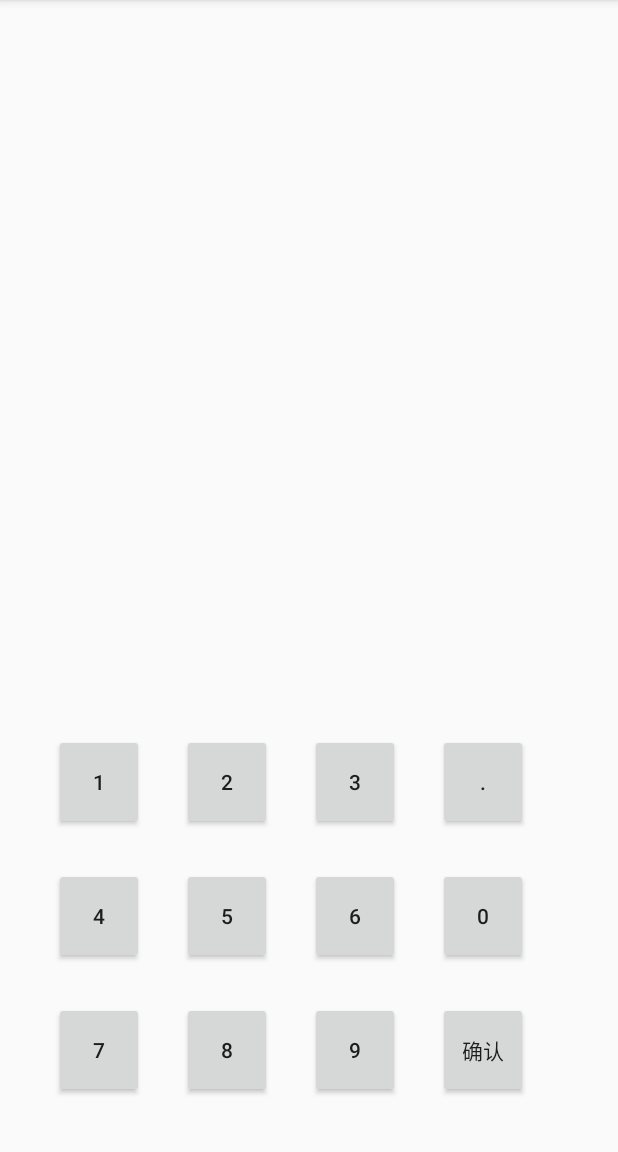
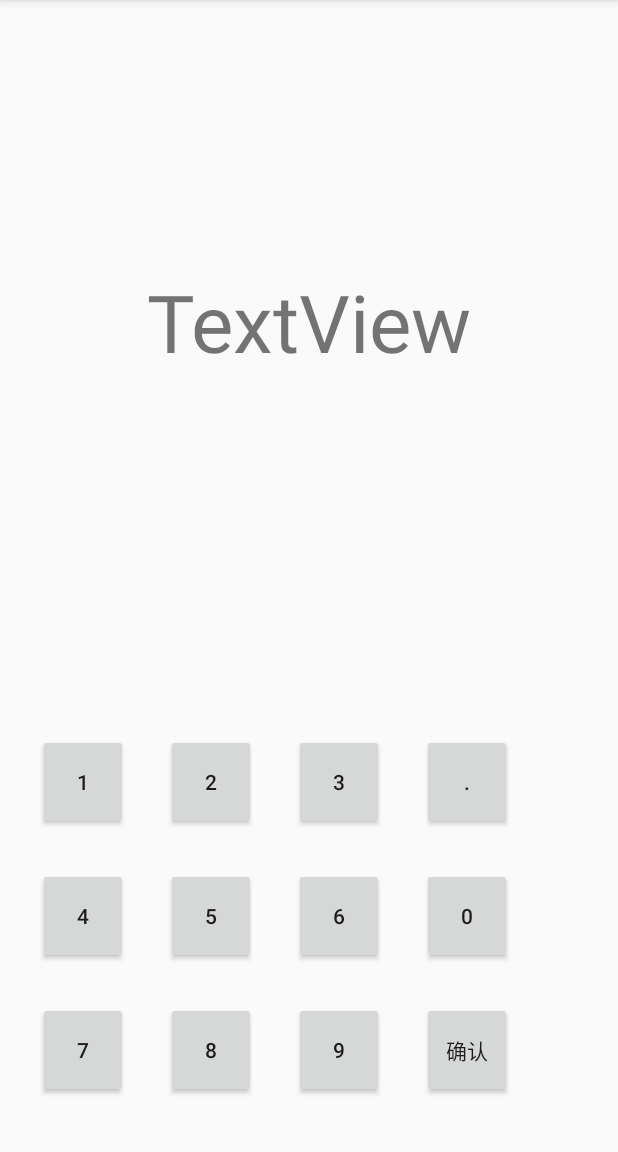
Before and after one commit to txcjhaz/ClearAccounts, an Android app: the screen it shows after launch (MainActivity), on a phone screen of 412 x 824 dp, the part 84-1236 px from its top. Run offline under Robolectric (Android 15) with nearby library versions, the phone set to English and light mode, and no system bars; 2 statements that could not run were skipped.

Commit message:
调整布局

```diff
--- a/app/src/main/java/com/nju2017/cjh/clearaccounts/MainActivity.java
+++ b/app/src/main/java/com/nju2017/cjh/clearaccounts/MainActivity.java
@@ -17,9 +17,13 @@ public class MainActivity extends AppCompatActivity {
         setContentView(R.layout.activity_main);
 
         // Example of a call to a native method
-        TextView tv = (TextView) findViewById(R.id.sample_text);
+        TextView tv = (TextView) findViewById(R.id.textView);
         tv.setText(stringFromJNI());
     }
+
+    /*protected void onResume(){
+        super.onResume();
+    }*/
 
     /**
      * A native method that is implemented by the 'native-lib' native library,
--- /dev/null
+++ b/app/src/main/java/com/nju2017/cjh/clearaccounts/Number.java
@@ -0,0 +1,4 @@
+package com.nju2017.cjh.clearaccounts;
+
+public class Number {
+}
--- a/app/src/main/res/layout/activity_main.xml
+++ b/app/src/main/res/layout/activity_main.xml
@@ -11,7 +11,7 @@
         android:layout_width="60dp"
         android:layout_height="64dp"
         android:layout_marginBottom="25dp"
-        android:layout_marginStart="36dp"
+        android:layout_marginStart="25dp"
         android:text="1"
         app:layout_constraintBottom_toTopOf="@+id/button4"
         app:layout_constraintStart_toStartOf="parent" />
@@ -41,7 +41,7 @@
         android:layout_width="60dp"
         android:layout_height="64dp"
         android:layout_marginBottom="25dp"
-        android:layout_marginStart="36dp"
+        android:layout_marginStart="25dp"
         android:text="4"
         app:layout_constraintBottom_toTopOf="@+id/button7"
         app:layout_constraintStart_toStartOf="parent" />
@@ -71,7 +71,7 @@
         android:layout_width="60dp"
         android:layout_height="64dp"
         android:layout_marginBottom="36dp"
-        android:layout_marginStart="36dp"
+        android:layout_marginStart="25dp"
         android:text="7"
         app:layout_constraintBottom_toBottomOf="parent"
         app:layout_constraintStart_toStartOf="parent"
@@ -102,6 +102,7 @@
         android:layout_width="60dp"
         android:layout_height="64dp"
         android:layout_marginBottom="25dp"
+        android:layout_marginEnd="25dp"
         android:layout_marginStart="25dp"
         android:text="."
         app:layout_constraintBottom_toTopOf="@+id/button0"
@@ -112,6 +113,7 @@
         android:layout_width="60dp"
         android:layout_height="64dp"
         android:layout_marginBottom="25dp"
+        android:layout_marginEnd="36dp"
         android:layout_marginStart="25dp"
         android:text="0"
         app:layout_constraintBottom_toTopOf="@+id/button_sure"
@@ -122,8 +124,24 @@
         android:layout_width="60dp"
         android:layout_height="64dp"
         android:layout_marginBottom="36dp"
+        android:layout_marginEnd="36dp"
         android:layout_marginStart="25dp"
         android:text="确认"
         app:layout_constraintBottom_toBottomOf="parent"
         app:layout_constraintStart_toEndOf="@+id/button9" />
+
+    <TextView
+        android:id="@+id/textView"
+        android:layout_width="wrap_content"
+        android:layout_height="wrap_content"
+        android:layout_marginBottom="348dp"
+        android:layout_marginEnd="8dp"
+        android:layout_marginStart="8dp"
+        android:layout_marginTop="8dp"
+        android:text="TextView"
+        android:textSize="80px"
+        app:layout_constraintBottom_toBottomOf="parent"
+        app:layout_constraintEnd_toEndOf="parent"
+        app:layout_constraintStart_toStartOf="parent"
+        app:layout_constraintTop_toTopOf="parent" />
 </android.support.constraint.ConstraintLayout>
```
